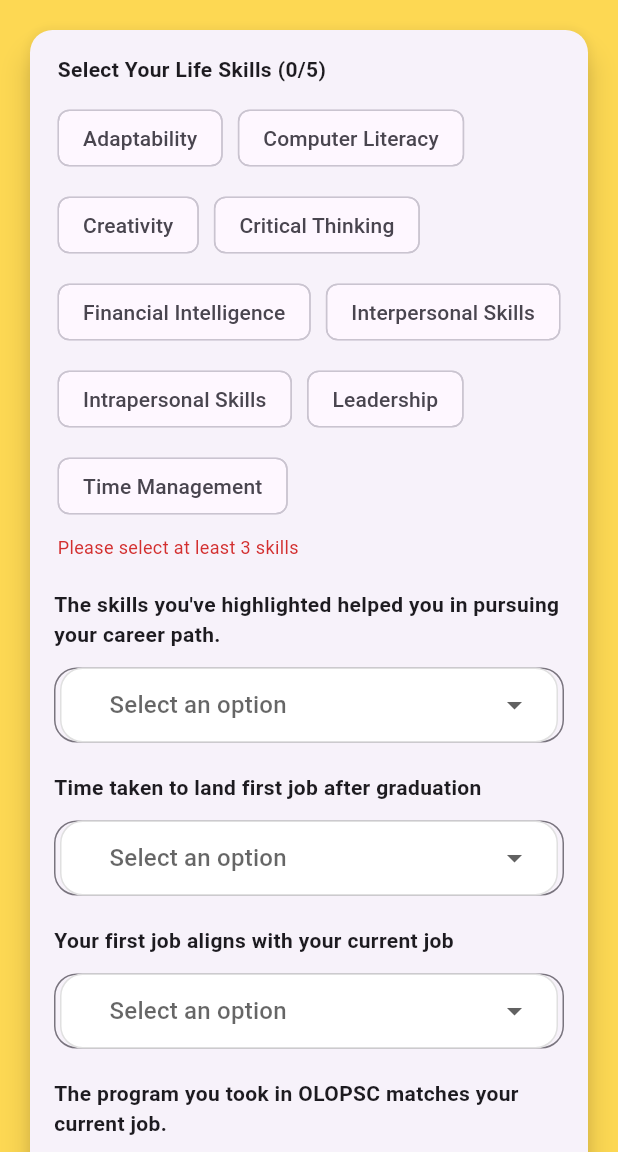
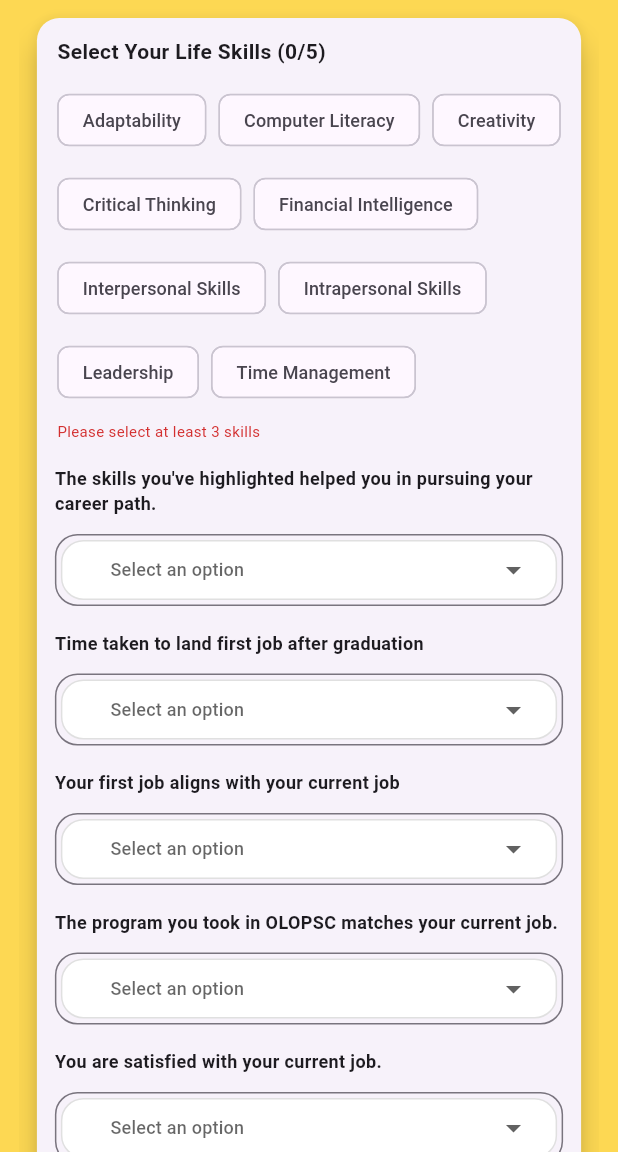
Before and after one commit to rammne/oats-forms, a Flutter app: the AlumniTrackingForm screen opened directly with empty values, on a phone screen of 412 x 824 dp, the part 84-1236 px from its top. Run offline on Flutter 3.47's test engine with Material 3 defaults, Android fonts, the phone set to English and light mode, and no system bars; our stand-ins replace animated_text_kit, cloud_firestore, dropdown_button2, firebase_core; accounts and stored records are empty; network calls fail; statements that could not run were skipped.

Commit message:
updated version

```diff
--- a/lib/pages/home_page.dart
+++ b/lib/pages/home_page.dart
@@ -341,8 +341,10 @@ class _HomePageState extends State<HomePage> {
           color: Color.fromARGB(255, 253, 216, 83),
         ),
         backgroundColor: const Color.fromRGBO(11, 10, 95, 1),
-        title: const Text('OLOPSC Alumni Tracking System (OATS)',
-        style: TextStyle(color: Color.fromARGB(255, 253, 216, 83)),) ,
+        title: const Text(
+          'OLOPSC Alumni Tracking System (OATS)',
+          style: TextStyle(color: Color.fromARGB(255, 253, 216, 83)),
+        ),
       ),
       body: ResponsiveLayout(
         desktopBody: SingleChildScrollView(
@@ -353,7 +355,23 @@ class _HomePageState extends State<HomePage> {
               child: Column(
                 children: [
                   _buildHeader(),
-                  _buildFormFields(false),
+                  Container(
+                    margin: const EdgeInsets.symmetric(vertical: 20),
+                    padding: const EdgeInsets.all(30),
+                    decoration: BoxDecoration(
+                      color: Colors.white,
+                      borderRadius: BorderRadius.circular(20),
+                      boxShadow: [
+                        BoxShadow(
+                          color: Colors.black.withOpacity(0.1),
+                          spreadRadius: 2,
+                          blurRadius: 10,
+                          offset: const Offset(0, 3),
+                        ),
+                      ],
+                    ),
+                    child: _buildFormFields(false),
+                  ),
                 ],
               ),
             ),
@@ -367,7 +385,23 @@ class _HomePageState extends State<HomePage> {
               child: Column(
                 children: [
                   _buildHeader(),
-                  _buildFormFields(true),
+                  Container(
+                    margin: const EdgeInsets.symmetric(vertical: 20),
+                    padding: const EdgeInsets.all(20),
+                    decoration: BoxDecoration(
+                      color: Colors.white,
+                      borderRadius: BorderRadius.circular(20),
+                      boxShadow: [
+                        BoxShadow(
+                          color: Colors.black.withOpacity(0.1),
+                          spreadRadius: 2,
+                          blurRadius: 10,
+                          offset: const Offset(0, 3),
+                        ),
+                      ],
+                    ),
+                    child: _buildFormFields(true),
+                  ),
                 ],
               ),
             ),
--- a/lib/pages/questions_page_desktop.dart
+++ b/lib/pages/questions_page_desktop.dart
@@ -80,6 +80,16 @@ class _AlumniTrackingFormState extends State<AlumniTrackingForm> {
     _initializeControllers();
   }
 
+  double _getFormWidth(BuildContext context) {
+    double screenWidth = MediaQuery.of(context).size.width;
+    if (screenWidth > 1200) {
+      return screenWidth * 0.4; // 40% of screen width for large screens
+    } else if (screenWidth > 600) {
+      return screenWidth * 0.6; // 60% of screen width for medium screens
+    }
+    return screenWidth * 0.9; // 90% of screen width for small screens
+  }
+
   void _initializeControllers() {
     _questionControllers = {
       'skill_impact': TextEditingController(),
@@ -139,6 +149,9 @@ class _AlumniTrackingFormState extends State<AlumniTrackingForm> {
   }
 
   Widget _buildSkillsSelection() {
+    return LayoutBuilder(
+      builder: (context, constraints) {
+        double chipSpacing = constraints.maxWidth > 600 ? 10 : 8;
         return Column(
           crossAxisAlignment: CrossAxisAlignment.start,
           children: [
@@ -148,11 +161,16 @@ class _AlumniTrackingFormState extends State<AlumniTrackingForm> {
             ),
             const SizedBox(height: 12),
             Wrap(
-          spacing: 10,
-          runSpacing: 10,
+              spacing: chipSpacing,
+              runSpacing: chipSpacing,
               children: _skillsMap.keys.map((skill) {
                 return FilterChip(
-              label: Text(skill),
+                  label: Text(
+                    skill,
+                    style: TextStyle(
+                      fontSize: constraints.maxWidth > 600 ? 14 : 12,
+                    ),
+                  ),
                   selected: _skillsMap[skill]!,
                   onSelected: (selected) => _toggleSkillSelection(skill, selected),
                   selectedColor: _kPrimaryColor.withOpacity(0.3),
@@ -165,10 +183,15 @@ class _AlumniTrackingFormState extends State<AlumniTrackingForm> {
                 padding: const EdgeInsets.only(top: 8.0),
                 child: Text(
                   'Please select at least $_kMinSkillSelections skills',
-              style: TextStyle(color: Colors.red.shade700, fontSize: 12),
+                  style: TextStyle(
+                    color: Colors.red.shade700,
+                    fontSize: constraints.maxWidth > 600 ? 12 : 10,
+                  ),
                 ),
               ),
           ],
+        );
+      },
     );
   }
 
@@ -178,18 +201,22 @@ class _AlumniTrackingFormState extends State<AlumniTrackingForm> {
     required List<String> options,
     bool Function(String?)? onChanged,
   }) {
+    return LayoutBuilder(
+      builder: (context, constraints) {
+        double dropdownWidth = constraints.maxWidth > 600 ? 450 : constraints.maxWidth;
         return Column(
           crossAxisAlignment: CrossAxisAlignment.start,
           children: [
             Text(
               title,
-          style: const TextStyle(
+              style: TextStyle(
                 fontWeight: FontWeight.bold,
+                fontSize: constraints.maxWidth > 600 ? 14 : 12,
               ),
             ),
             const SizedBox(height: 12),
             SizedBox(
-          width: 450,
+              width: dropdownWidth,
               child: DropdownButtonFormField2<String>(
                 decoration: InputDecoration(
                   contentPadding: EdgeInsets.zero,
@@ -197,13 +224,22 @@ class _AlumniTrackingFormState extends State<AlumniTrackingForm> {
                     borderRadius: BorderRadius.circular(15),
                   ),
                 ),
-            hint: const Text('Select an option'),
-            items: options
-                .map((option) =>
-                    DropdownMenuItem(value: option, child: Text(option)))
-                .toList(),
-            validator: (value) =>
-                value == null ? 'Please select an option' : null,
+                hint: Text(
+                  'Select an option',
+                  style: TextStyle(
+                    fontSize: constraints.maxWidth > 600 ? 14 : 12,
+                  ),
+                ),
+                items: options.map((option) => DropdownMenuItem(
+                  value: option,
+                  child: Text(
+                    option,
+                    style: TextStyle(
+                      fontSize: constraints.maxWidth > 600 ? 14 : 12,
+                    ),
+                  ),
+                )).toList(),
+                validator: (value) => value == null ? 'Please select an option' : null,
                 onChanged: (value) {
                   if (onChanged != null) {
                     onChanged(value);
@@ -211,7 +247,7 @@ class _AlumniTrackingFormState extends State<AlumniTrackingForm> {
                   _questionControllers[controllerKey]?.text = value ?? '';
                 },
                 buttonStyleData: ButtonStyleData(
-              height: 50,
+                  height: constraints.maxWidth > 600 ? 50 : 40,
                   padding: const EdgeInsets.symmetric(horizontal: 16),
                   decoration: BoxDecoration(
                     color: Colors.white,
@@ -227,6 +263,8 @@ class _AlumniTrackingFormState extends State<AlumniTrackingForm> {
               ),
             ),
           ],
+        );
+      },
     );
   }
 
@@ -401,80 +439,90 @@ class _AlumniTrackingFormState extends State<AlumniTrackingForm> {
         iconTheme: IconThemeData(
           color: Color.fromARGB(255, 253, 216, 83),
         ),
-        title: const Text('Alumni Tracking System', style: TextStyle(color: const Color.fromARGB(255, 253, 216, 83))),
+        title: const Text(
+          'Alumni Tracking System',
+          style: TextStyle(color: Color.fromARGB(255, 253, 216, 83)),
+        ),
         backgroundColor: Color.fromRGBO(11, 10, 95, 1),
       ),
       body: SafeArea(
         child: Center(
           child: SingleChildScrollView(
-            padding: const EdgeInsets.all(16.0),
+            padding: EdgeInsets.all(MediaQuery.of(context).size.width > 600 ? 16.0 : 8.0),
+            child: SizedBox(
+              width: _getFormWidth(context),
               child: Card(
                 elevation: 8,
                 shape: RoundedRectangleBorder(
                   borderRadius: BorderRadius.circular(15),
                 ),
                 child: Padding(
-                padding: const EdgeInsets.all(16.0),
+                  padding: EdgeInsets.all(
+                    MediaQuery.of(context).size.width > 600 ? 16.0 : 12.0,
+                  ),
                   child: Form(
                     key: _formKey,
                     child: Column(
                       mainAxisSize: MainAxisSize.min,
                       children: [
                         _buildSkillsSelection(),
-                      const SizedBox(height: 20),
+                        SizedBox(height: MediaQuery.of(context).size.width > 600 ? 20 : 16),
                         _buildDropdownQuestion(
-                        title:
-                            'The skills you\'ve highlighted helped you in pursuing your career path.',
+                          title: 'The skills you\'ve highlighted helped you in pursuing your career path.',
                           controllerKey: 'skill_impact',
                           options: _likertScaleOptions,
                         ),
-                      const SizedBox(height: 20),
+                        SizedBox(height: MediaQuery.of(context).size.width > 600 ? 20 : 16),
                         _buildDropdownQuestion(
                           title: 'Time taken to land first job after graduation',
                           controllerKey: 'employment_duration',
                           options: _employmentDurationOptions,
                         ),
-                      const SizedBox(height: 20),
-                      if (widget.userInformation['employment_status'] !=
-                          'Others') ...[
+                        SizedBox(height: MediaQuery.of(context).size.width > 600 ? 20 : 16),
+                        if (widget.userInformation['employment_status'] != 'Others') ...[
                           _buildDropdownQuestion(
                             title: 'Your first job aligns with your current job',
                             controllerKey: 'job_alignment',
                             options: _likertScaleOptions,
                           ),
-                        const SizedBox(height: 20),
+                          SizedBox(height: MediaQuery.of(context).size.width > 600 ? 20 : 16),
                           _buildDropdownQuestion(
-                            title:
-                                'The program you took in OLOPSC matches your current job.',
+                            title: 'The program you took in OLOPSC matches your current job.',
                             controllerKey: 'program_match',
-                            options: _likertScaleOptions),
-                        const SizedBox(height: 20),
+                            options: _likertScaleOptions,
+                          ),
+                          SizedBox(height: MediaQuery.of(context).size.width > 600 ? 20 : 16),
                           _buildDropdownQuestion(
                             title: 'You are satisfied with your current job.',
                             controllerKey: 'job_satisfaction',
-                            options: _likertScaleOptions),
-                        const SizedBox(height: 20),
+                            options: _likertScaleOptions,
+                          ),
+                          SizedBox(height: MediaQuery.of(context).size.width > 600 ? 20 : 16),
                         ],
-                      const SizedBox(height: 30),
+                        SizedBox(height: MediaQuery.of(context).size.width > 600 ? 30 : 20),
                         ElevatedButton(
-                    onPressed: _selectedSkillsCount >= _kMinSkillSelections &&
-                            !_isSubmitting
+                          onPressed: _selectedSkillsCount >= _kMinSkillSelections && !_isSubmitting
                               ? _submitForm
                               : null,
                           style: ElevatedButton.styleFrom(
                             backgroundColor: const Color.fromRGBO(11, 10, 95, 1),
-                      minimumSize: const Size(double.infinity, 50),
+                            minimumSize: Size(
+                              double.infinity,
+                              MediaQuery.of(context).size.width > 600 ? 50 : 40,
+                            ),
                           ),
                           child: _isSubmitting
                               ? const CircularProgressIndicator(color: Colors.white)
-                        : const Text(
+                              : Text(
                                   'SUBMIT',
                                   style: TextStyle(
                                     color: Color.fromARGB(255, 253, 216, 83),
+                                    fontSize: MediaQuery.of(context).size.width > 600 ? 16 : 14,
                                   ),
                                 ),
                         ),
                       ],
+                    ),
                   ),
                 ),
               ),
```
Lines whose indentation alone changed are shown as unchanged.
